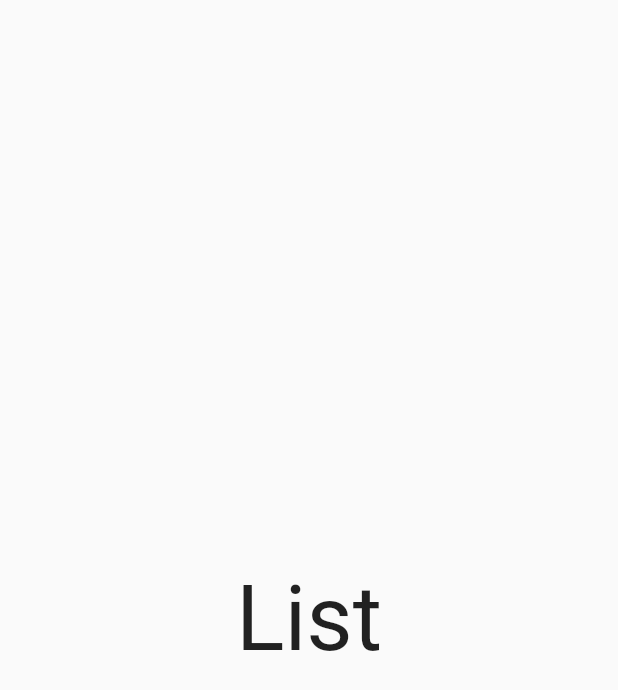
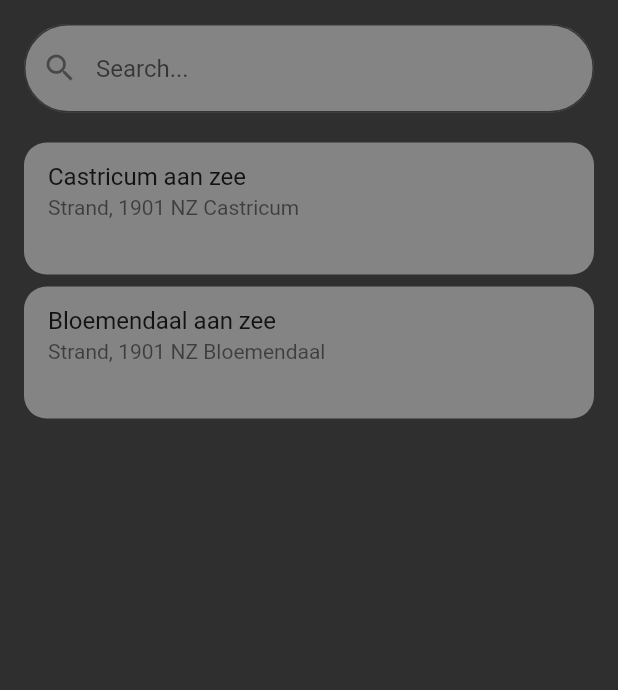
Before and after one commit to KevinBreurken/HvA-Project-MAD-Kite, a Flutter app: the LocationListPage screen opened directly, on a phone screen of 412 x 824 dp. Shown: the top 690 px of the screen. Run offline on Flutter 3.47's test engine with Material 2 defaults, Android fonts, the phone set to English and light mode, and no system bars; our stand-ins replace flutter_rating_bar, flutter_svg, shared_preferences, stop_watch_timer; accounts and stored records are empty.

Commit message:
Added dummy data and prototype search for locationlist
Used Quilano's base for consistency.

```diff
--- /dev/null
+++ b/lib/dummy data/locations.dart
@@ -0,0 +1,29 @@
+enum WeatherType{
+  sunny,
+  raining
+}
+
+class Location{
+  final String locationName;
+  final String adres;
+  final num distance;
+  final num windSpeed;
+  final num windDirection;
+  final num temperature;
+  final WeatherType weatherType;
+
+  const Location({
+    required this.locationName,
+    required this.adres,
+    required this.distance,
+    required this.windSpeed,
+    required this.windDirection,
+    required this.temperature,
+    required this.weatherType
+  });
+}
+
+const allLocations = [
+  Location(locationName: 'Castricum aan zee', adres: 'Strand, 1901 NZ Castricum', distance: 4, windSpeed: 12,windDirection: 90,temperature: 5,weatherType: WeatherType.raining),
+  Location(locationName: 'Bloemendaal aan zee', adres: 'Strand, 1901 NZ Bloemendaal', distance: 14, windSpeed: 8,windDirection: 45,temperature: 7,weatherType: WeatherType.raining)
+];
--- a/lib/main.dart
+++ b/lib/main.dart
@@ -60,7 +60,7 @@ class _MyHomePageState extends State<MyHomePage> {
   @override
   Widget build(BuildContext context) {
     final screens = [
-      KiteupStatusPage(),
+      LocationListPage(),
       MySessionsPage(),
       MapPage(),
       SettingsPage()
--- a/lib/page/location_list_page.dart
+++ b/lib/page/location_list_page.dart
@@ -1,8 +1,81 @@
 import 'package:flutter/material.dart';
+import 'package:kiteup/dummy%20data/locations.dart';
 
-class LocationListPage extends StatelessWidget {
+import '../constants.dart';
+import '../helpers/hexcolor.dart';
+
+class LocationListPage extends StatefulWidget {
+  @override
+  _LocationListPage createState() => _LocationListPage();
+}
+
+class _LocationListPage extends State<LocationListPage> {
+
+  List<Location> sessions = allLocations;
+  final controller = TextEditingController();
+
   @override
   Widget build(BuildContext context) => Scaffold(
       appBar: null,
-      body: Center(child: Text('List', style: TextStyle(fontSize: 60))));
+      backgroundColor: DARK_BACKGROUND_PRIMARY,
+      body: Column(
+          children: <Widget> [
+            Container(
+              margin: const EdgeInsets.fromLTRB(16, 16, 16, 16),
+              child: TextField(
+                controller: controller,
+                decoration: InputDecoration(
+                    filled: true,
+                    fillColor: HexColor('848484'),
+                    prefixIcon: const Icon(Icons.search),
+                    hintText: 'Search...',
+                    border: OutlineInputBorder(
+                      borderRadius: BorderRadius.circular(30),
+
+                    ),
+                    focusedBorder: OutlineInputBorder(
+                        borderSide: BorderSide(color: PRIMARY),
+                        borderRadius: BorderRadius.circular(30)
+                    )
+                ),
+                onChanged: searchSession,
+              ),
+
+            ),
+            Expanded(
+              child: ListView.builder(
+                  itemCount: sessions.length,
+                  itemBuilder: (context, index) {
+                    final location = sessions[index];
+
+                    return Container(
+                      margin: const EdgeInsets.fromLTRB(16, 4, 16, 4),
+                      child: ListTile(
+                        shape: RoundedRectangleBorder(borderRadius: BorderRadius.circular(15)),
+                        title: Text(location.locationName),
+                        subtitle: Text(location.adres),
+                        isThreeLine: true,
+                        tileColor: HexColor('848484'),
+                      ),
+                    );
+                  }
+              ),
+            )
+          ]
+
+      )
+
+  );
+
+
+  void searchSession(String query) {
+    final suggestions = allLocations.where((session){
+      final sessionLocation = session.locationName.toLowerCase();
+      final input = query.toLowerCase();
+
+      return sessionLocation.contains(input);
+    }).toList();
+
+    setState(() => sessions = suggestions);
+  }
 }
```
Also changed, not shown: pubspec.lock, 1 other file.
